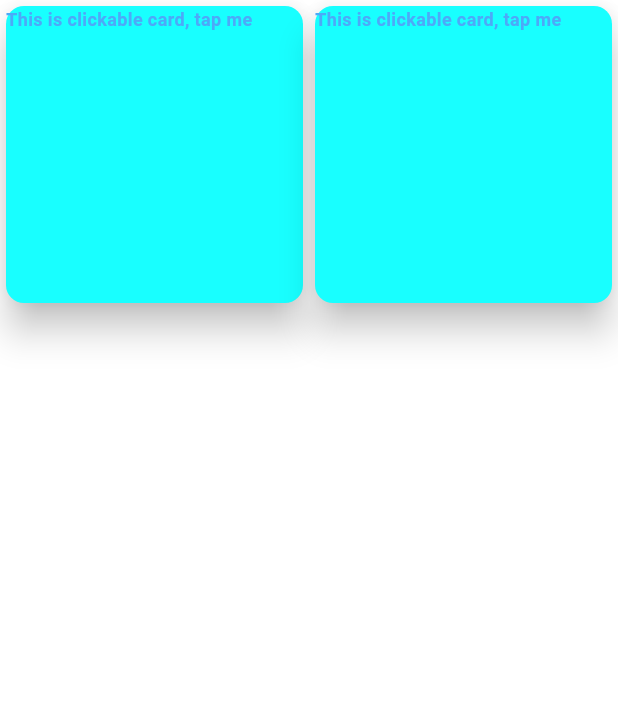
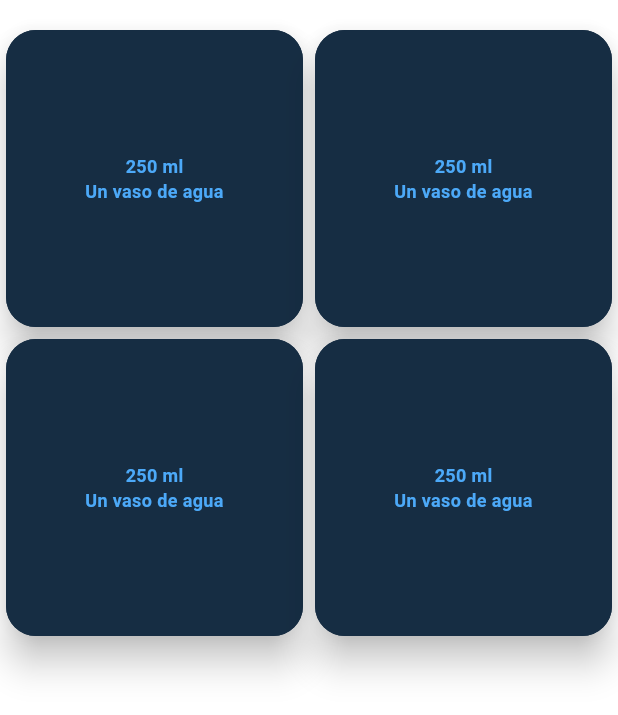
Before and after one commit to gnievap/water_counter_wear_app, a Flutter app: the DrinksScreen screen opened directly, on a phone screen of 412 x 824 dp. Shown: the top 715 px of the screen. Run offline on Flutter 3.47's test engine with Material 2 defaults, Android fonts, the phone set to English and light mode, and no system bars.

Commit message:
Initial style of cards

```diff
--- a/lib/screens/drinks_screen.dart
+++ b/lib/screens/drinks_screen.dart
@@ -1,4 +1,5 @@
 import 'package:flutter/material.dart';
+import 'package:intl/intl.dart';
 
 class DrinksScreen extends StatelessWidget {
   const DrinksScreen({Key? key}) : super(key: key);
@@ -6,12 +7,26 @@ class DrinksScreen extends StatelessWidget {
   @override
   Widget build(BuildContext context) {
     return Scaffold(
+        appBar: AppBar(
+        toolbarHeight: 16.0,
+        //centerTitle: false,
+        leadingWidth: 100,
+        leading: Text(
+          'Cancel',
+          style: Theme.of(context).textTheme.bodySmall,
+        ),
+        actions: [
+          hour(context),
+        ],
+      ),
         body: GridView.count(
           crossAxisCount: 2,
           children:
           [
-            oneCard(context),
-            oneCard(context),
+            SizedBox( child: oneCard(context)),
+            SizedBox( child: oneCard(context)),
+            SizedBox( child: oneCard(context)),
+            SizedBox( child: oneCard(context)),
           ],
           // List.generate(6, (index) {
           //   return Center(
@@ -26,19 +41,50 @@ class DrinksScreen extends StatelessWidget {
       );
   }
 
+   Widget hour(BuildContext context){
+    //DateTime now = DateTime.now();
+    String formattedTime = DateFormat.Hm().format(DateTime.now());
+    return Text(
+      formattedTime,
+      style: Theme.of(context).textTheme.bodySmall,
+    );
+
+  }
+
   Widget oneCard(BuildContext context){
     return GestureDetector(
            onTap: () {
             Navigator.pop(context);
            },
-           child: const SizedBox(
-             height: 100,
-             child: Card(
-               elevation: 10,
-               color: Colors.cyanAccent,
-               child: Text('This is clickable card, tap me'),
+           child: //SizedBox(
+             //width: 50.0,
+            // height: 500.0,
+             //child:
+             Card(
+               elevation: 10.0,
+               color: const Color.fromARGB(255, 22, 45, 67),
+               shape: RoundedRectangleBorder(
+                  side: const BorderSide(
+                    color: Color.fromARGB(255, 22, 45, 67),
+                  ),
+                  borderRadius: BorderRadius.circular(20.0),
+               ),
+               child: Column(
+                  mainAxisAlignment: MainAxisAlignment.center,
+                  children: [
+                    Text(
+                      '250 ml',
+                      style: Theme.of(context).textTheme.bodyMedium,
+                    ),
+                    Text(
+                      'Un vaso de agua',
+                      style: Theme.of(context).textTheme.bodyMedium,
+                      textAlign: TextAlign.center,
+                    ),
+                  ],
+               ),
              ),
-           ),
+          // ),
     );
   }
 }
```
